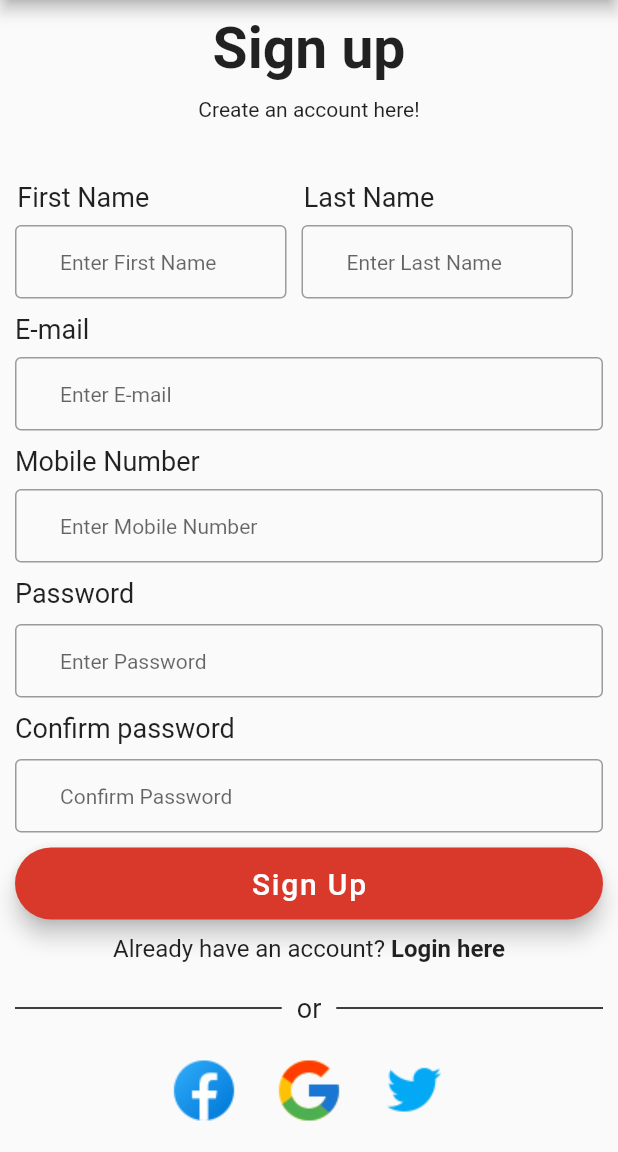
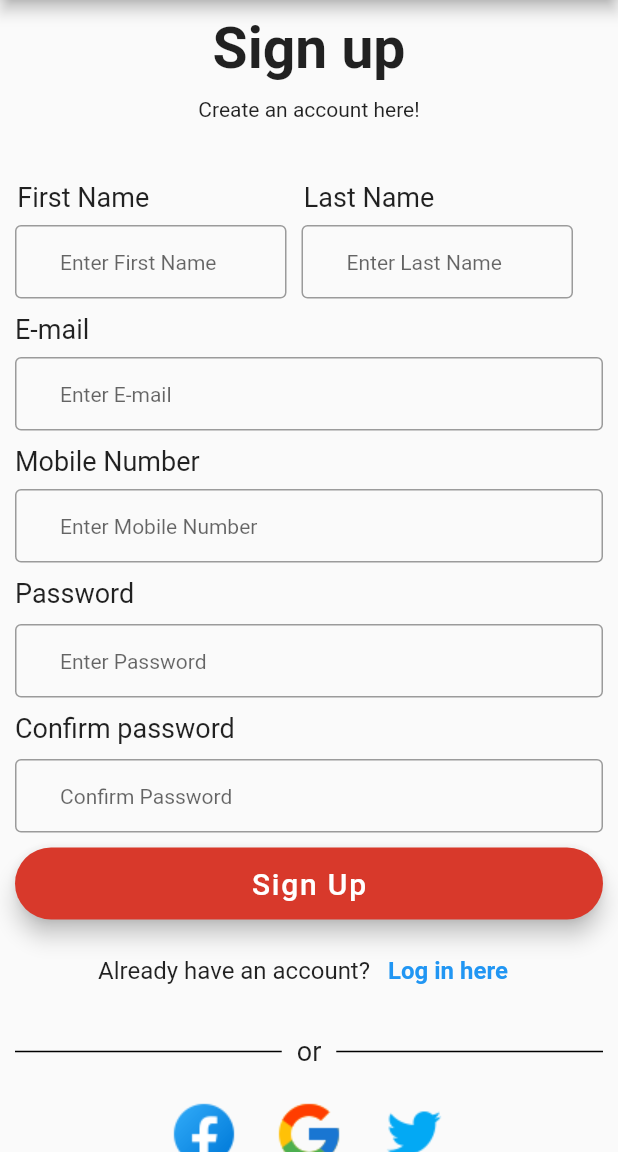
Before and after one commit to vyanky03/RegiApp, a Flutter app: the SignupPage screen opened directly, on a phone screen of 412 x 824 dp, the part 84-1236 px from its top. Run offline on Flutter 3.47's test engine with Material 2 defaults, Android fonts, the phone set to English and light mode, and no system bars.

Commit message:
added buttons

```diff
--- a/lib/signuppage.dart
+++ b/lib/signuppage.dart
@@ -227,22 +227,25 @@ class _SignupPageState extends State<SignupPage> {
             const SizedBox(
               height: 10,
             ),
-            const Row(
+            Row(
               mainAxisAlignment: MainAxisAlignment.center,
               children: [
-                Text(
+                const Text(
                   'Already have an account? ',
                   style: TextStyle(
                     fontSize: 16,
                   ),
                 ),
-                Text(
-                  'Login here',
-                  style: TextStyle(
-                    fontSize: 16,
-                    fontWeight: FontWeight.bold,
+                TextButton(
+                  onPressed: () {},
+                  child: const Text(
+                    'Log in here',
+                    style: TextStyle(
+                      fontSize: 16,
+                      fontWeight: FontWeight.bold,
+                    ),
                   ),
-                ),
+                )
               ],
             ),
             const SizedBox(
```
Also changed, not shown: lib/loginpage.dart (+8 -6 lines), lib/main.dart (+4 -4 lines).
